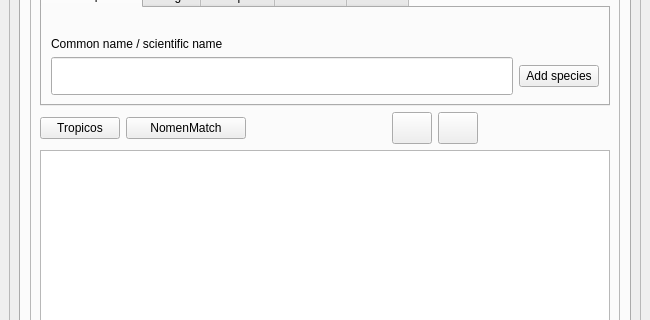
Before: the Qt Designer form src/ui/ui_main.ui in TaiBON/checklister, drawn with Qt 5; both pictures show x 0 to 650 and y 157 to 477 of the 650 by 600 pixel window.
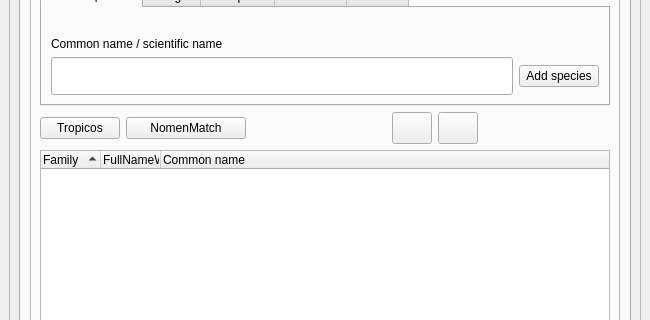
After: the same form once the commit is applied. The open tabs and pages were chosen to show the change. Icons and pictures are not drawn.

What changed in the file:
```diff
--- a/src/ui/ui_main.ui
+++ b/src/ui/ui_main.ui
@@ -526,7 +526,7 @@
                   <bool>true</bool>
                  </property>
                  <attribute name="headerVisible">
-                  <bool>false</bool>
+                  <bool>true</bool>
                  </attribute>
                  <attribute name="headerDefaultSectionSize">
                   <number>60</number>
```
Left out of the diff: 2 changed lines with no effect on the pictures.
